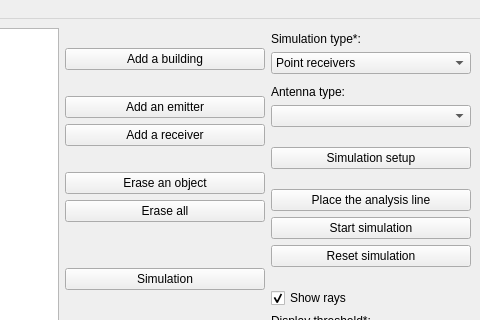
First picture: the form in Source/mainwindow.ui, repository mathphi/ELEC-H415_5G-Small-Cells, before the edit; both pictures show x 520 to 1000 and y 0 to 320 of the 1000 by 730 pixel window.
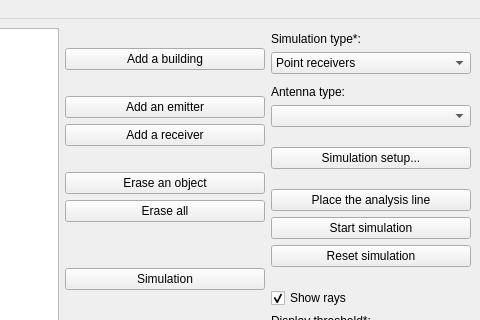
Second picture: the form after the edit. Icons and pictures are not drawn.

```diff
--- a/Source/mainwindow.ui
+++ b/Source/mainwindow.ui
@@ -328,7 +328,7 @@
        <item>
         <widget class="QPushButton" name="button_simSetup">
          <property name="text">
-          <string>Simulation setup</string>
+          <string>Simulation setup...</string>
          </property>
         </widget>
        </item>
```
Left out of the diff: 2 changed lines with no effect on the pictures.
